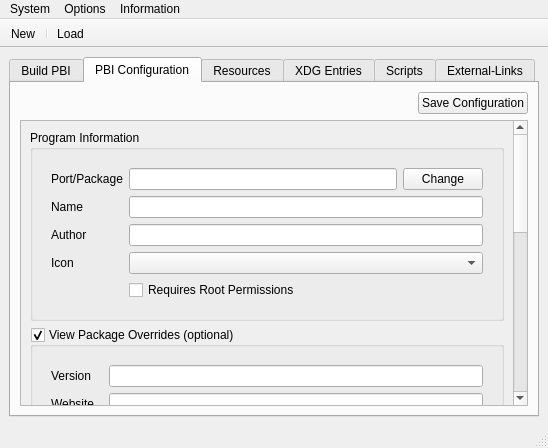
trueos/pcbsd, file src-qt4/EasyPBI-devel/mainGUI.ui: the form before one commit.
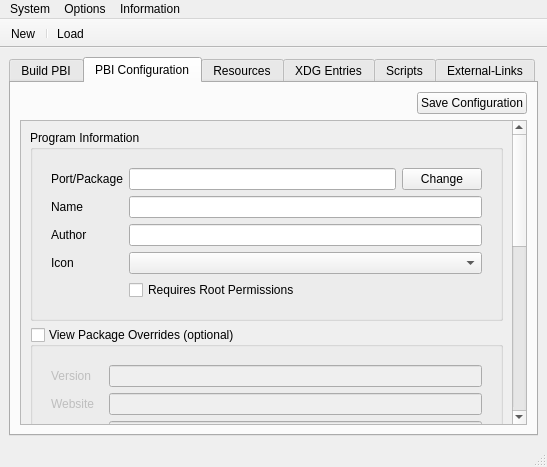
The form after the commit. Icons and pictures are not drawn.

The edit to the form file:
```diff
--- a/src-qt4/EasyPBI-devel/mainGUI.ui
+++ b/src-qt4/EasyPBI-devel/mainGUI.ui
@@ -6,8 +6,8 @@
    <rect>
     <x>0</x>
     <y>0</y>
-    <width>548</width>
-    <height>448</height>
+    <width>547</width>
+    <height>467</height>
    </rect>
   </property>
   <property name="windowTitle">
@@ -270,7 +270,7 @@
             <rect>
              <x>0</x>
              <y>0</y>
-             <width>501</width>
+             <width>500</width>
              <height>648</height>
             </rect>
            </property>
@@ -402,6 +402,9 @@
               <property name="checkable">
                <bool>true</bool>
               </property>
+              <property name="checked">
+               <bool>false</bool>
+              </property>
               <layout class="QVBoxLayout" name="verticalLayout_10">
                <item>
                 <widget class="QFrame" name="frame_pkgFix">
@@ -1645,7 +1648,7 @@
     <rect>
      <x>0</x>
      <y>0</y>
-     <width>548</width>
+     <width>547</width>
      <height>20</height>
     </rect>
    </property>
```
Left out of the diff: 13 changed lines with no effect on the pictures.
